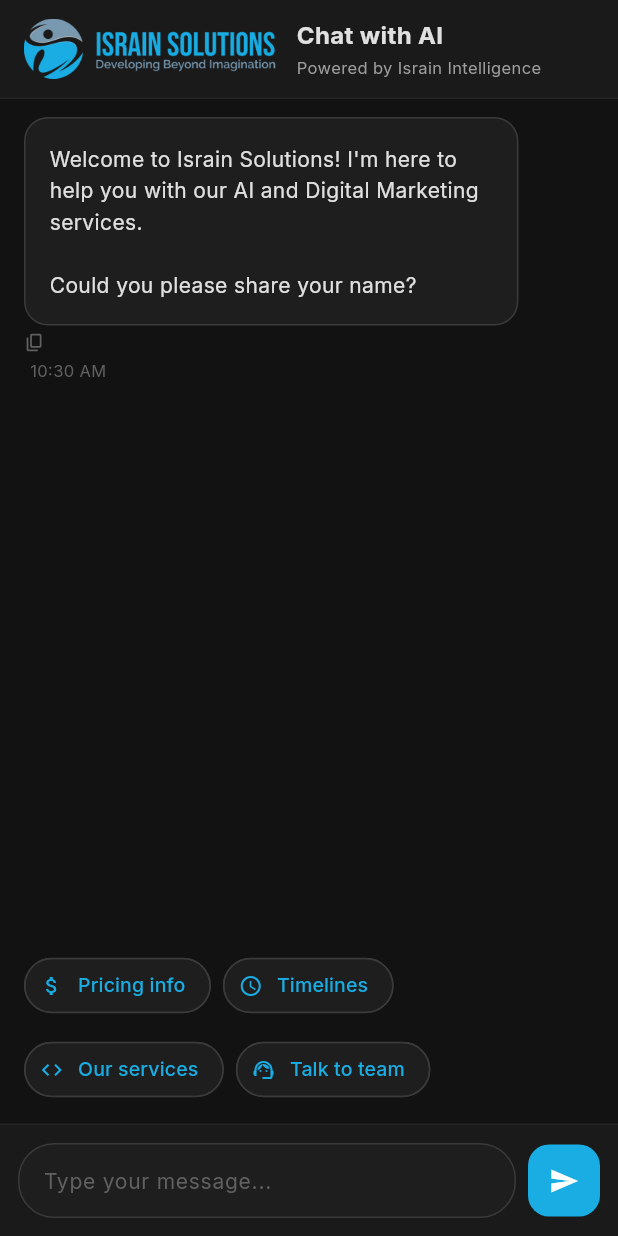
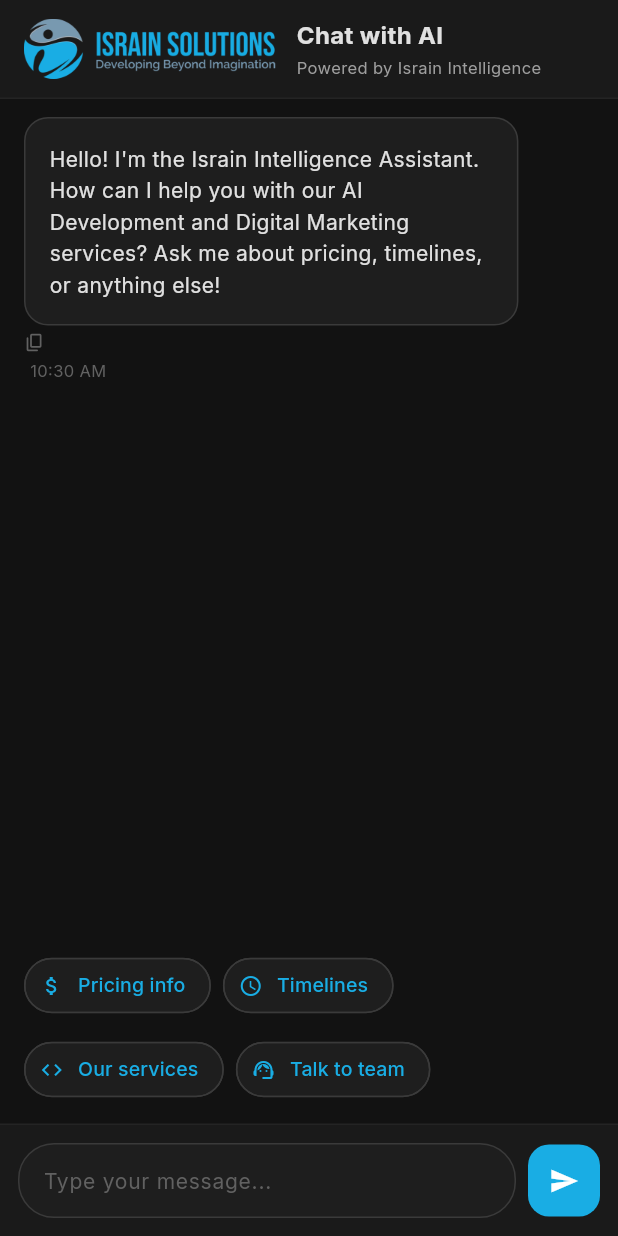
Before and after one commit to alirazashaikh-flutter/israin-solutions, a Flutter app: the ChatWithAIScreen screen opened by its route, on a phone screen of 412 x 824 dp. Run offline on Flutter 3.47's test engine with Material 3 defaults, Android fonts, the phone set to English and light mode, and no system bars; our stand-ins replace file_picker, google_fonts, shared_preferences, socket_io_client; accounts and stored records are empty; network calls fail.

Commit message:
Revert chat to pure Groq AI - no collection flow

```diff
--- a/frontend/lib/screens/chat/chat_with_ai_screen.dart
+++ b/frontend/lib/screens/chat/chat_with_ai_screen.dart
@@ -28,7 +28,7 @@ class _ChatWithAIScreenState extends State<ChatWithAIScreen> {
     super.initState();
     _messages.add({
       'sender': 'bot',
-      'text': 'Welcome to Israin Solutions! I\'m here to help you with our AI and Digital Marketing services.\n\nCould you please share your name?',
+      'text': LanguageService.t('ai_chat_welcome'),
       'time': _formatTime(DateTime.now()),
     });
     WidgetsBinding.instance.addPostFrameCallback((_) => _initChat());
@@ -39,7 +39,7 @@ class _ChatWithAIScreenState extends State<ChatWithAIScreen> {
     _initialized = true;
 
     try {
-      final response = await ApiService.get('/inquiries/chat?fresh=true');
+      final response = await ApiService.get('/inquiries/chat');
       _inquiryId = response['_id'];
     } catch (e) {
       debugPrint('Failed to init AI chat: $e');
```
